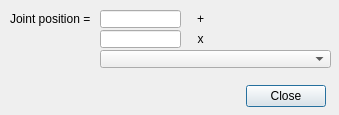
Old version of the form ui/qdlgdependencyequation.ui in the repository CoppeliaRobotics/coppeliaSimLib.
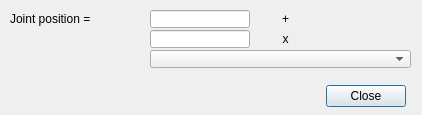
New version of the form.

```diff
--- a/ui/qdlgdependencyequation.ui
+++ b/ui/qdlgdependencyequation.ui
@@ -6,7 +6,7 @@
    <rect>
     <x>0</x>
     <y>0</y>
-    <width>339</width>
+    <width>422</width>
     <height>115</height>
    </rect>
   </property>
@@ -21,7 +21,7 @@
     <rect>
      <x>10</x>
      <y>10</y>
-     <width>91</width>
+     <width>131</width>
      <height>18</height>
     </rect>
    </property>
@@ -32,9 +32,9 @@
   <widget class="QLineEdit" name="qqOffset">
    <property name="geometry">
     <rect>
-     <x>100</x>
+     <x>150</x>
      <y>10</y>
-     <width>81</width>
+     <width>100</width>
      <height>18</height>
     </rect>
    </property>
@@ -42,9 +42,9 @@
   <widget class="QLabel" name="label_2">
    <property name="geometry">
     <rect>
-     <x>190</x>
+     <x>270</x>
      <y>10</y>
-     <width>21</width>
+     <width>31</width>
      <height>18</height>
     </rect>
    </property>
@@ -58,9 +58,9 @@
   <widget class="QLineEdit" name="qqCoeff">
    <property name="geometry">
     <rect>
-     <x>100</x>
+     <x>150</x>
      <y>30</y>
-     <width>81</width>
+     <width>100</width>
      <height>18</height>
     </rect>
    </property>
@@ -68,9 +68,9 @@
   <widget class="QLabel" name="label_3">
    <property name="geometry">
     <rect>
-     <x>190</x>
+     <x>270</x>
      <y>30</y>
-     <width>21</width>
+     <width>31</width>
      <height>18</height>
     </rect>
    </property>
@@ -84,9 +84,9 @@
   <widget class="QComboBox" name="qqCombo">
    <property name="geometry">
     <rect>
-     <x>100</x>
+     <x>150</x>
      <y>50</y>
-     <width>231</width>
+     <width>261</width>
      <height>18</height>
     </rect>
    </property>
@@ -96,7 +96,7 @@
     <rect>
      <x>15</x>
      <y>80</y>
-     <width>311</width>
+     <width>391</width>
      <height>32</height>
     </rect>
    </property>
```
